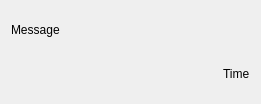
This is Client/ChatItemWidget.ui in ZeroZeroZerooZeroo/Messenger as Qt 5 draws it before an edit. The edited form follows.
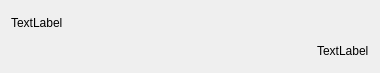
This is the edited form.

Commit message: sending messages to all clients,individual clients, closing the chat tab from the server

```diff
--- a/Client/ChatItemWidget.ui
+++ b/Client/ChatItemWidget.ui
@@ -6,8 +6,8 @@
    <rect>
     <x>0</x>
     <y>0</y>
-    <width>261</width>
-    <height>104</height>
+    <width>380</width>
+    <height>73</height>
    </rect>
   </property>
   <property name="windowTitle">
@@ -17,14 +17,14 @@
    <item>
     <widget class="QLabel" name="lblMessage">
      <property name="text">
-      <string>Message</string>
+      <string>TextLabel</string>
      </property>
     </widget>
    </item>
    <item alignment="Qt::AlignRight">
     <widget class="QLabel" name="lblTime">
      <property name="text">
-      <string>Time</string>
+      <string>TextLabel</string>
      </property>
     </widget>
    </item>
```
The commit also changes 1900 other files.
